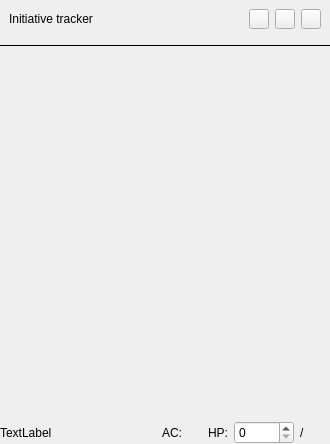
Old version of the form qinitiativetrackerwidget.ui in the repository Technohamster-py/dm-assistant.
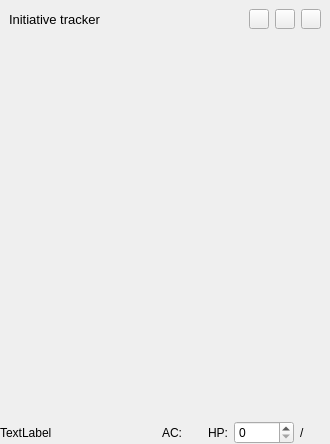
New version of the form. Icons and pictures are not drawn.

Commit message: Убрана линия, разделяющая заголовок и рамку таблицы инициативы

What changed in the file:
```diff
--- a/qinitiativetrackerwidget.ui
+++ b/qinitiativetrackerwidget.ui
@@ -86,6 +86,11 @@
      <layout class="QHBoxLayout" name="horizontalLayout">
       <item>
        <widget class="QLabel" name="titleLabel">
+        <property name="font">
+         <font>
+          <pointsize>10</pointsize>
+         </font>
+        </property>
         <property name="text">
          <string>Initiative tracker</string>
         </property>
@@ -190,16 +195,6 @@
      </layout>
     </widget>
    </item>
-   <item>
-    <widget class="Line" name="line">
-     <property name="frameShadow">
-      <enum>QFrame::Plain</enum>
-     </property>
-     <property name="orientation">
-      <enum>Qt::Horizontal</enum>
-     </property>
-    </widget>
-   </item>
    <item>
     <widget class="QTableView" name="encounterView">
      <property name="palette">
```
